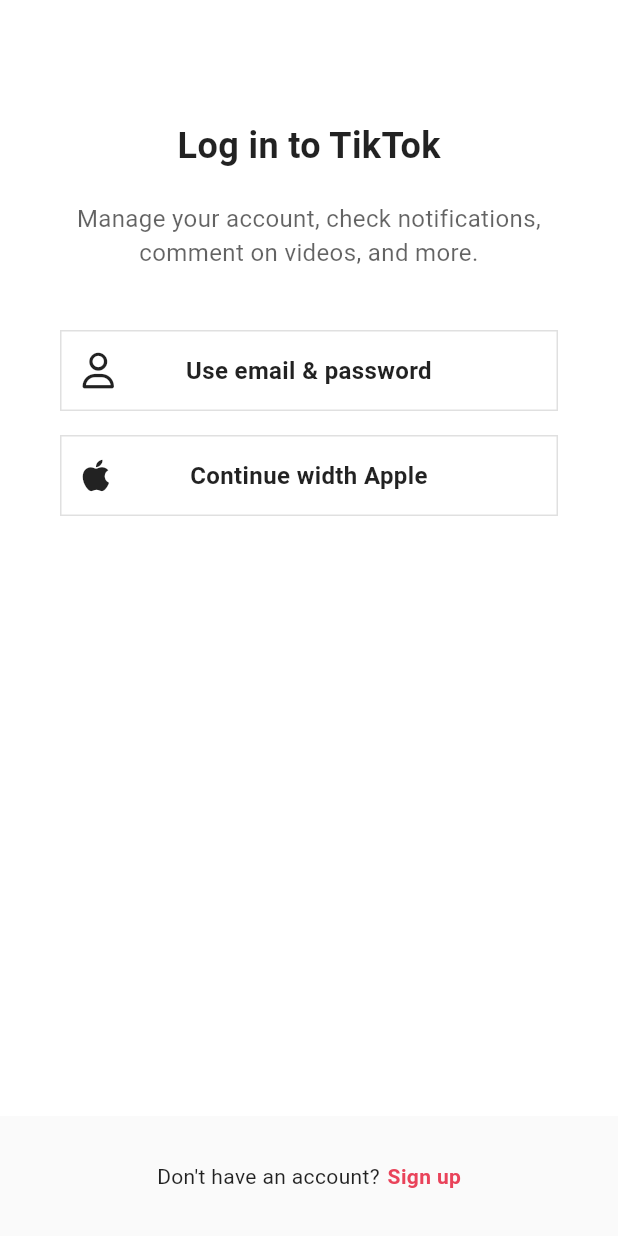
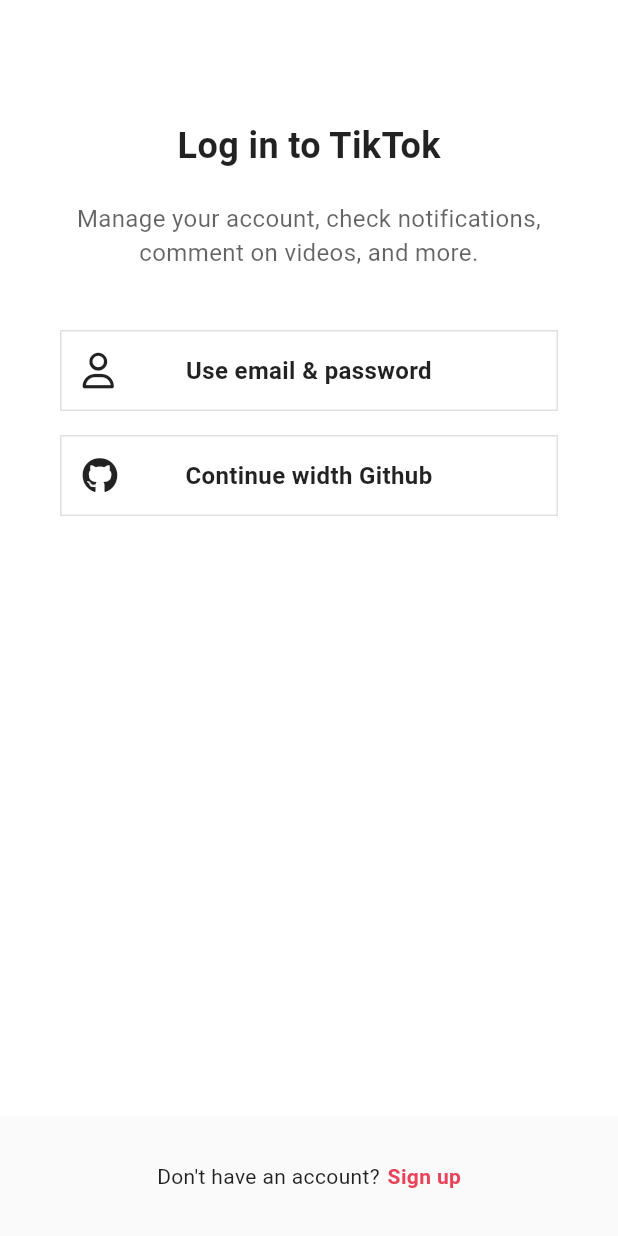
Before and after one commit to hojun-jo/NomadCoders-tiktok_clone, a Flutter app: the screen it shows after launch, after a tap on an icon or button, on a phone screen of 412 x 824 dp. Run offline on Flutter 3.47's test engine with Material 3 defaults, Android fonts, the phone set to English and light mode, and no system bars; our stand-ins replace camera, firebase_auth, firebase_core, flutter_riverpod, font_awesome_flutter, go_router and 5 more; missing offline and left inert: image_gallery_saver_plus; accounts and stored records are empty; network calls fail.

Commit message:
feat: 깃허브 로그인 추가

```diff
--- a/lib/features/authentication/login_screen.dart
+++ b/lib/features/authentication/login_screen.dart
@@ -1,13 +1,15 @@
 import 'package:flutter/material.dart';
+import 'package:flutter_riverpod/flutter_riverpod.dart';
 import 'package:font_awesome_flutter/font_awesome_flutter.dart';
 import 'package:go_router/go_router.dart';
 import 'package:tiktok_clone/constants/gaps.dart';
 import 'package:tiktok_clone/constants/sizes.dart';
 import 'package:tiktok_clone/features/authentication/login_form_screen.dart';
+import 'package:tiktok_clone/features/authentication/view_models/social_auth_view_model.dart';
 import 'package:tiktok_clone/features/authentication/widgets/auth_button.dart';
 import 'package:tiktok_clone/utils.dart';
 
-class LoginScreen extends StatelessWidget {
+class LoginScreen extends ConsumerWidget {
   static String routeName = "login";
   static String routeURL = "/login";
 
@@ -27,7 +29,7 @@ class LoginScreen extends StatelessWidget {
   }
 
   @override
-  Widget build(BuildContext context) {
+  Widget build(BuildContext context, WidgetRef ref) {
     return Scaffold(
       body: SafeArea(
         child: Padding(
@@ -61,9 +63,11 @@ class LoginScreen extends StatelessWidget {
               ),
               Gaps.v16,
               AuthButton(
-                onTap: () => {},
-                icon: const FaIcon(FontAwesomeIcons.apple),
-                text: "Continue width Apple",
+                onTap: () => ref
+                    .read(socialAuthProvider.notifier)
+                    .githubSiginIn(context),
+                icon: const FaIcon(FontAwesomeIcons.github),
+                text: "Continue width Github",
               ),
             ],
           ),
--- a/lib/features/authentication/repos/authentication_repo.dart
+++ b/lib/features/authentication/repos/authentication_repo.dart
@@ -26,6 +26,10 @@ class AuthenticationRepository {
       password: password,
     );
   }
+
+  Future<void> githubSiginIn() async {
+    await _firebaseAuth.signInWithProvider(GithubAuthProvider());
+  }
 }
 
 final authRepo = Provider((ref) => AuthenticationRepository());
--- a/lib/features/authentication/sign_up_screen.dart
+++ b/lib/features/authentication/sign_up_screen.dart
@@ -1,14 +1,16 @@
 import 'package:flutter/material.dart';
+import 'package:flutter_riverpod/flutter_riverpod.dart';
 import 'package:font_awesome_flutter/font_awesome_flutter.dart';
 import 'package:go_router/go_router.dart';
 import 'package:tiktok_clone/constants/gaps.dart';
 import 'package:tiktok_clone/constants/sizes.dart';
 import 'package:tiktok_clone/features/authentication/username_screen.dart';
+import 'package:tiktok_clone/features/authentication/view_models/social_auth_view_model.dart';
 import 'package:tiktok_clone/features/authentication/widgets/auth_button.dart';
 import 'package:tiktok_clone/features/authentication/login_screen.dart';
 import 'package:tiktok_clone/generated/l10n.dart';
 
-class SignUpScreen extends StatelessWidget {
+class SignUpScreen extends ConsumerWidget {
   static const routeURL = "/";
   static const routeName = "signUp";
 
@@ -28,7 +30,7 @@ class SignUpScreen extends StatelessWidget {
   }
 
   @override
-  Widget build(BuildContext context) {
+  Widget build(BuildContext context, WidgetRef ref) {
     return OrientationBuilder(
       builder: (context, orientation) {
         return Scaffold(
@@ -63,9 +65,11 @@ class SignUpScreen extends StatelessWidget {
                     ),
                     Gaps.v16,
                     AuthButton(
-                      onTap: () => {},
-                      icon: const FaIcon(FontAwesomeIcons.apple),
-                      text: S.of(context).appleButton,
+                      onTap: () => ref
+                          .read(socialAuthProvider.notifier)
+                          .githubSiginIn(context),
+                      icon: const FaIcon(FontAwesomeIcons.github),
+                      text: "Continue width Github",
                     ),
                   ],
                   if (orientation == Orientation.landscape)
@@ -81,9 +85,11 @@ class SignUpScreen extends StatelessWidget {
                         Gaps.h16,
                         Expanded(
                           child: AuthButton(
-                            onTap: () => {},
-                            icon: const FaIcon(FontAwesomeIcons.apple),
-                            text: S.of(context).appleButton,
+                            onTap: () => ref
+                                .read(socialAuthProvider.notifier)
+                                .githubSiginIn(context),
+                            icon: const FaIcon(FontAwesomeIcons.github),
+                            text: "Continue width Github",
                           ),
                         ),
                       ],
```
Also changed, not shown: lib/features/authentication/view_models/social_auth_view_model.dart (added, +31 -0 lines), 1 other file.
